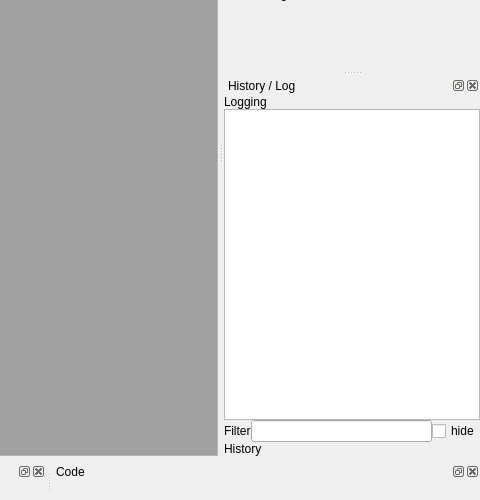
Old version of the form chisurf/gui/gui.ui in the repository Fluorescence-Tools/chisurf; both pictures show x 544 to 1024 and y 200 to 700 of the 1024 by 700 pixel window.
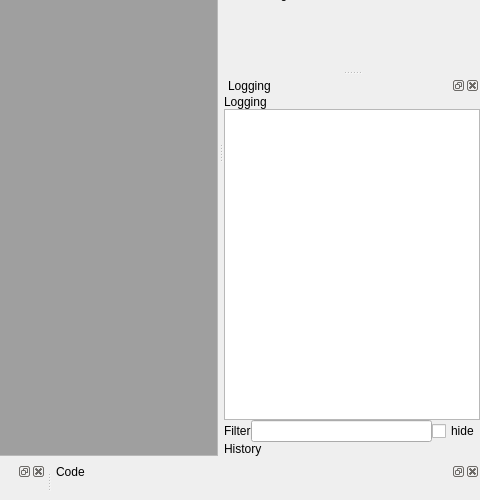
New version of the form. Icons and pictures are not drawn.

Diff of the .ui file:
```diff
--- a/chisurf/gui/gui.ui
+++ b/chisurf/gui/gui.ui
@@ -547,7 +547,7 @@
   </widget>
   <widget class="QDockWidget" name="dockWidgetHistory">
    <property name="windowTitle">
-    <string>History / Log</string>
+    <string>Logging</string>
    </property>
    <attribute name="dockWidgetArea">
     <number>2</number>
```
